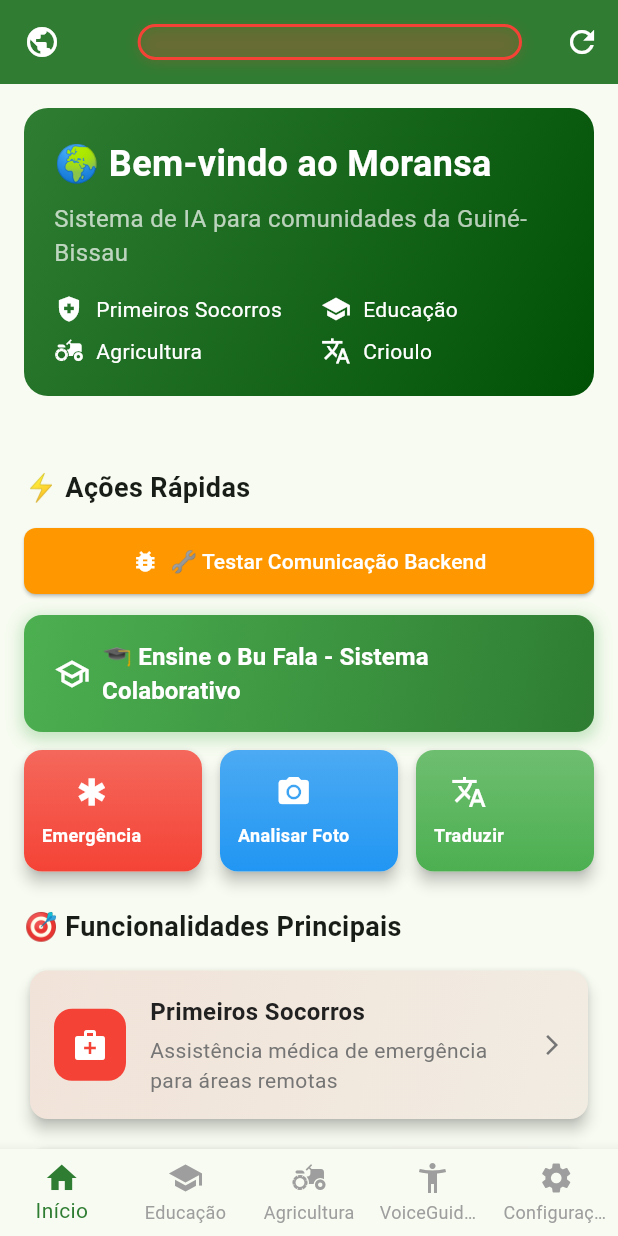
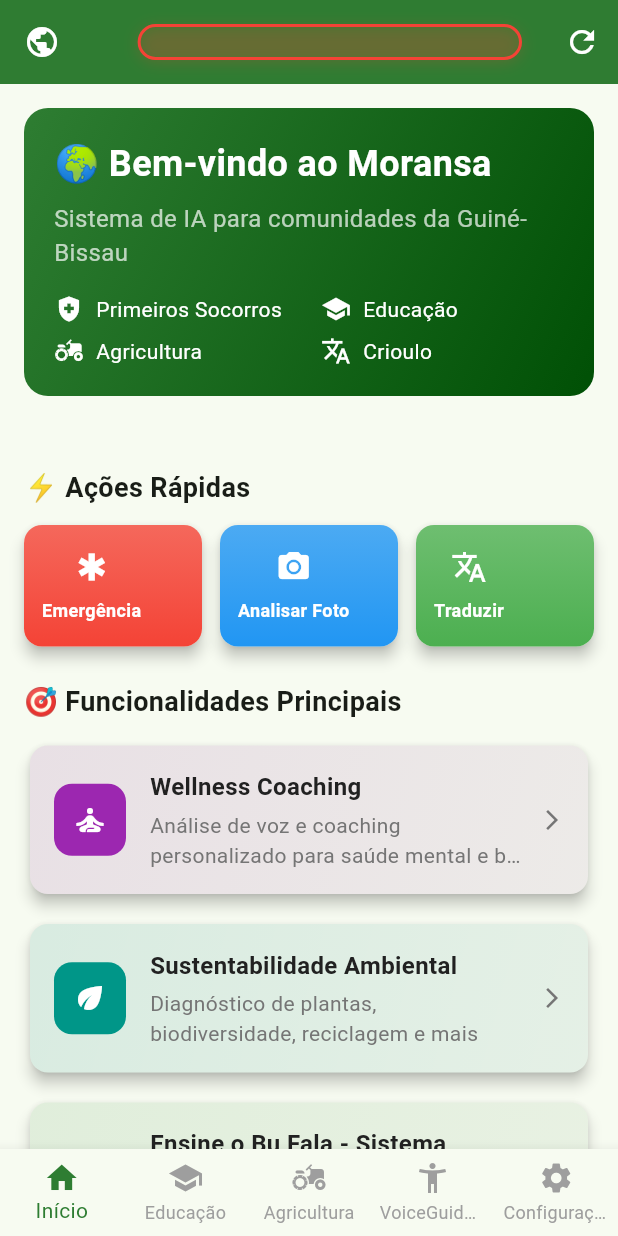
Before and after one commit to filipebuba/bufala, a Flutter app: the screen it shows after launch, on a phone screen of 412 x 824 dp. Run offline on Flutter 3.47's test engine with Material 3 defaults, Android fonts, the phone set to English and light mode, and no system bars; our stand-ins replace connectivity_plus, dio, flutter_tts, geolocator, hive, hive_flutter and 4 more; accounts and stored records are empty; network calls fail; project files that could hold a hidden picture were left out.

Commit message:
feat: Melhoria na interface da tela inicial
- Alterado 'Conectado ao Servidor' para 'Sistema Online'
- Removido botão 'Testar Comunicação Backend'
- Movido botão 'Ensine o Bu Fala' para seção de Funcionalidades Principais
- Interface mais limpa e organizada

```diff
--- a/android_app/lib/screens/home_screen.dart
+++ b/android_app/lib/screens/home_screen.dart
@@ -15,6 +15,7 @@ import 'education_screen_enhanced_international.dart';
 import 'environmental_menu_screen.dart';
 import 'medical_emergency_unified_screen.dart';
 import 'plant_diagnosis_screen.dart';
+import 'translation_screen.dart';
 import 'wellness_coaching_screen.dart';
 
 class HomeScreen extends StatefulWidget {
@@ -114,32 +115,7 @@ class _HomeScreenState extends State<HomeScreen> {
                   ),
                 ),
                 const SizedBox(height: 12),
-                FeatureCard(
-                  icon: Icons.medical_services,
-                  title: 'Primeiros Socorros',
-                  description:
-                      'Assistência médica de emergência para áreas remotas',
-                  color: Colors.red,
-                  onTap: _navigateToMedical,
-                ),
-                const SizedBox(height: 12),
-                FeatureCard(
-                  icon: Icons.school,
-                  title: 'Educação Revolucionária',
-                  description:
-                      'Experiências interativas e offline para regiões de baixa conectividade',
-                  color: Colors.blue,
-                  onTap: _navigateToEducation,
-                ),
-                const SizedBox(height: 12),
-                FeatureCard(
-                  icon: Icons.agriculture,
-                  title: 'Agricultura',
-                  description: 'Proteção de culturas e técnicas agrícolas',
-                  color: Colors.green,
-                  onTap: _navigateToAgriculture,
-                ),
-                const SizedBox(height: 12),
+
                 FeatureCard(
                   icon: Icons.self_improvement,
                   title: 'Wellness Coaching',
@@ -156,6 +132,23 @@ class _HomeScreenState extends State<HomeScreen> {
                       'Diagnóstico de plantas, biodiversidade, reciclagem e mais',
                   color: Colors.teal,
                   onTap: _navigateToEnvironmental,
+                ),
+                const SizedBox(height: 12),
+                FeatureCard(
+                  icon: Icons.school_outlined,
+                  title: 'Ensine o Bu Fala - Sistema Colaborativo',
+                  description:
+                      'Sistema de ensino colaborativo para aprendizado de idiomas locais',
+                  color: Colors.green,
+                  onTap: () {
+                    ScaffoldMessenger.of(context).showSnackBar(
+                      const SnackBar(
+                        content: Text(
+                            'Sistema de Ensino Colaborativo em desenvolvimento'),
+                        duration: Duration(seconds: 2),
+                      ),
+                    );
+                  },
                 ),
                 const SizedBox(height: 24),
 
@@ -292,7 +285,7 @@ class _HomeScreenState extends State<HomeScreen> {
                   ),
                   const SizedBox(width: 8),
                   Text(
-                    _isConnected ? 'Conectado ao Servidor' : 'Modo Offline',
+                    _isConnected ? 'Sistema Online' : 'Modo Offline',
                     style: const TextStyle(
                       fontWeight: FontWeight.bold,
                       fontSize: 16,
@@ -324,79 +317,8 @@ class _HomeScreenState extends State<HomeScreen> {
             ),
           ),
           const SizedBox(height: 12),
-          // NOVO: Botão para teste de API
-          SizedBox(
-            width: double.infinity,
-            child: ElevatedButton.icon(
-              onPressed: () {
-                Navigator.push(
-                  context,
-                  MaterialPageRoute<void>(
-                    builder: (context) => const ApiTestScreen(),
-                  ),
-                );
-              },
-              icon: const Icon(Icons.bug_report),
-              label: const Text('🔧 Testar Comunicação Backend'),
-              style: ElevatedButton.styleFrom(
-                backgroundColor: Colors.orange,
-                foregroundColor: Colors.white,
-                padding: const EdgeInsets.all(12),
-              ),
-            ),
-          ),
-          const SizedBox(height: 12),
-          // NOVO: Botão destacado para "Ensine o Bu Fala"
-          Container(
-            width: double.infinity,
-            decoration: BoxDecoration(
-              gradient: const LinearGradient(
-                colors: [Color(0xFF4CAF50), Color(0xFF2E7D32)],
-                begin: Alignment.topLeft,
-                end: Alignment.bottomRight,
-              ),
-              borderRadius: BorderRadius.circular(12),
-              boxShadow: [
-                BoxShadow(
-                  color: Colors.green.withValues(alpha: 0.3),
-                  spreadRadius: 2,
-                  blurRadius: 8,
-                  offset: const Offset(0, 3),
-                ),
-              ],
-            ),
-            child: ElevatedButton.icon(
-              onPressed: () {
-                // Temporariamente mostra mensagem até que o sistema colaborativo seja corrigido
-                ScaffoldMessenger.of(context).showSnackBar(
-                  const SnackBar(
-                    content: Text(
-                        'Sistema de Ensino Colaborativo em desenvolvimento'),
-                    duration: Duration(seconds: 2),
-                  ),
-                );
-              },
-              icon: const Icon(Icons.school_outlined, size: 24),
-              label: const Text(
-                '🎓 Ensine o Bu Fala - Sistema Colaborativo',
-                style: TextStyle(
-                  fontSize: 16,
-                  fontWeight: FontWeight.bold,
-                ),
-              ),
-              style: ElevatedButton.styleFrom(
-                backgroundColor: Colors.transparent,
-                foregroundColor: Colors.white,
-                shadowColor: Colors.transparent,
-                padding:
-                    const EdgeInsets.symmetric(vertical: 16, horizontal: 20),
-                shape: RoundedRectangleBorder(
-                  borderRadius: BorderRadius.circular(12),
-                ),
-              ),
-            ),
-          ),
-          const SizedBox(height: 12),
+
+
           Row(
             children: [
               Expanded(
@@ -544,18 +466,20 @@ class _HomeScreenState extends State<HomeScreen> {
   }
 
   void _analyzeImage() {
-    final apiService =
-        EnvironmentalApiService(baseUrl: AppConfig.apiBaseUrl);
     Navigator.push(
       context,
       MaterialPageRoute<void>(
-        builder: (context) => PlantDiagnosisScreen(apiService: apiService),
+        builder: (context) => const PlantDiagnosisScreen(),
       ),
     );
   }
 
   void _translateText() {
-    // TODO(dev): Implementar tradução
-    debugPrint('Iniciando tradução');
+    Navigator.push(
+      context,
+      MaterialPageRoute<void>(
+        builder: (context) => const TranslationScreen(),
+      ),
+    );
   }
 }
```
